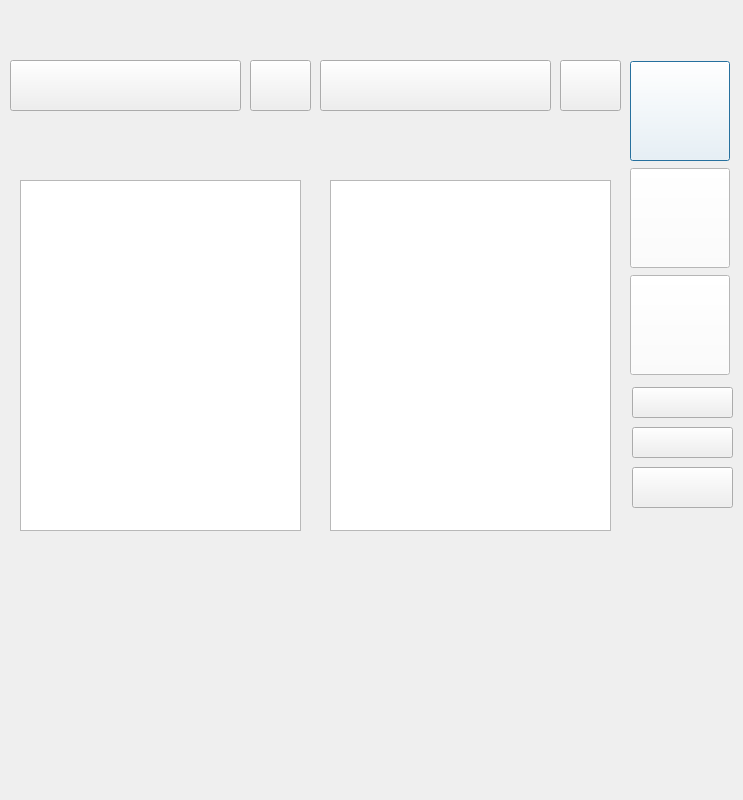
Before: the Qt Designer form HIDE_GUI/HIDE_GUI/_uiFiles/hide.ui in threepebbles/HIDE, drawn with Qt 5.
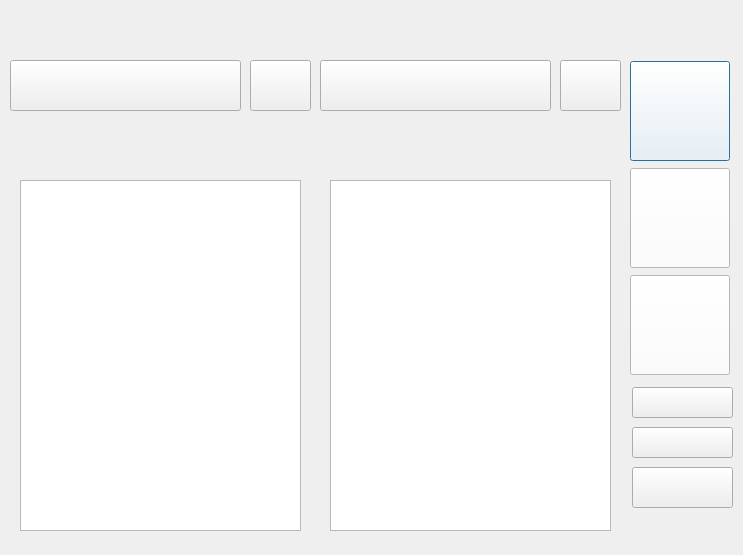
After: the same form once the commit is applied.

The edit to the form file:
```diff
--- a/HIDE_GUI/HIDE_GUI/_uiFiles/hide.ui
+++ b/HIDE_GUI/HIDE_GUI/_uiFiles/hide.ui
@@ -7,7 +7,7 @@
     <x>0</x>
     <y>0</y>
     <width>743</width>
-    <height>800</height>
+    <height>555</height>
    </rect>
   </property>
   <property name="minimumSize">
@@ -19,7 +19,7 @@
   <property name="maximumSize">
    <size>
     <width>743</width>
-    <height>800</height>
+    <height>555</height>
    </size>
   </property>
   <property name="windowTitle">
```
